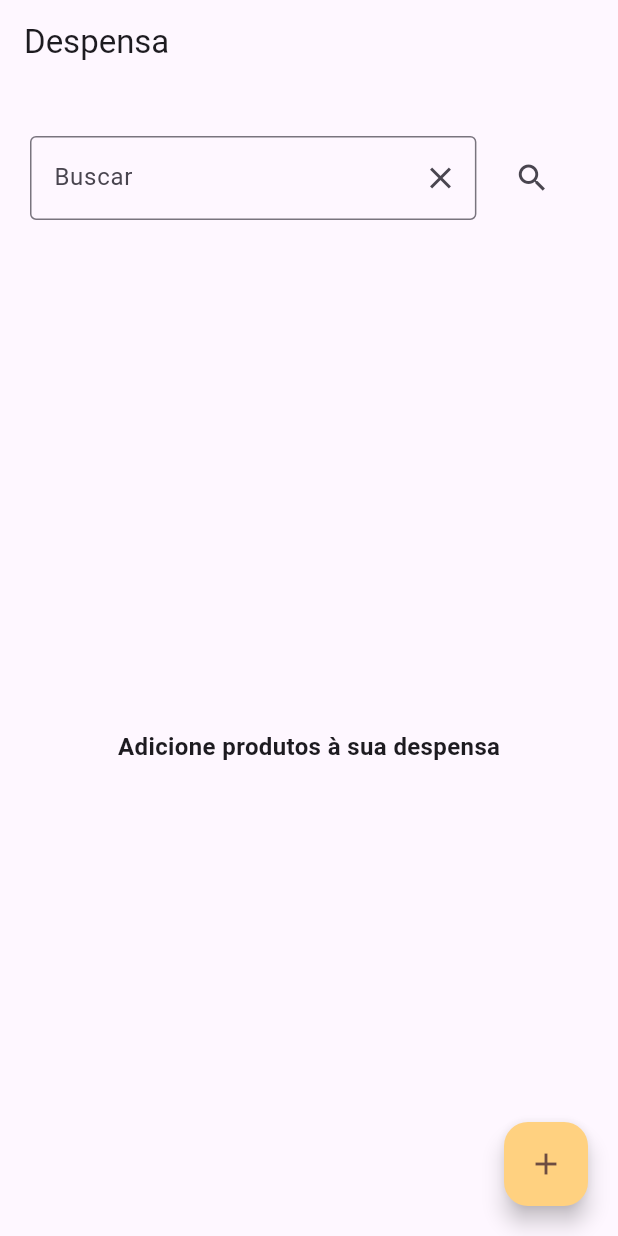
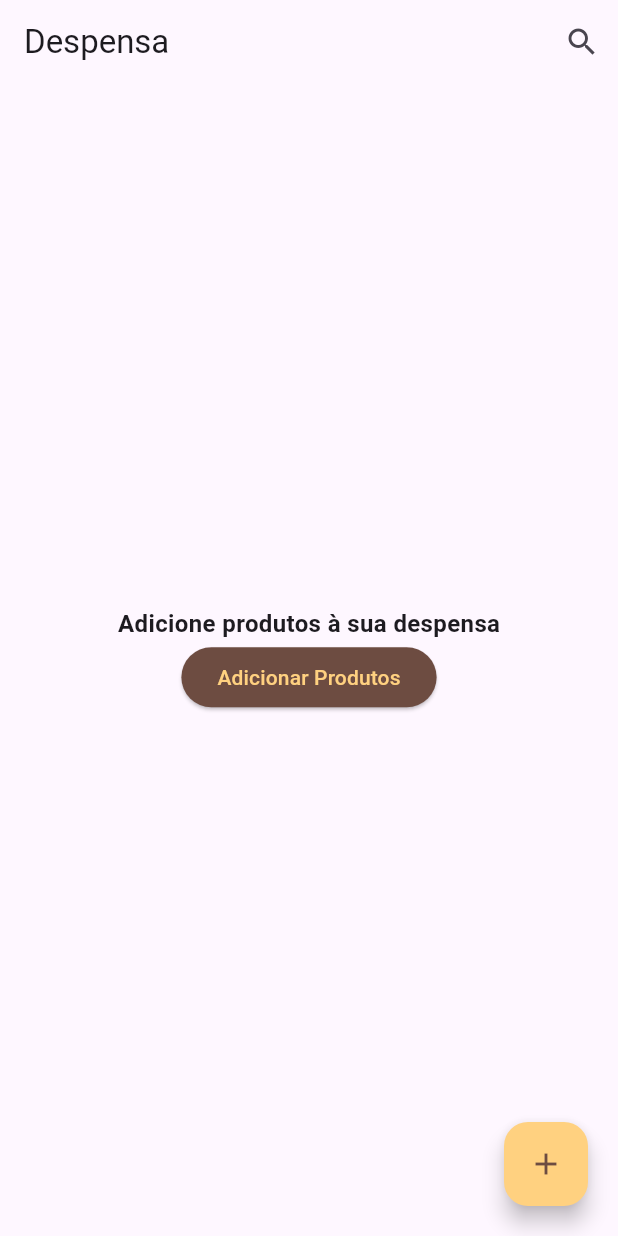
Before and after one commit to eryckkazeker/despensa, a Flutter app: the screen it shows after launch, on a phone screen of 412 x 824 dp. Run offline on Flutter 3.47's test engine with Material 3 defaults, Android fonts, the phone set to English and light mode, and no system bars; our stand-ins replace flutter_local_notifications, numberpicker, sqflite, timezone; missing offline and left inert: mobile_scanner; accounts and stored records are empty.

Commit message:
feat(*): minor ux improvements

```diff
--- a/TODO.txt
+++ b/TODO.txt
@@ -1,5 +1,3 @@
-Selecionar produto numa lista de todos os produtos para abrir.
 Ter mais feedback para o usuario
 Gerar lista de compras
 Coletar preços de produtos
-Criar chave estrangeira na tabela de notificações
--- a/despensa/lib/view/new_main_menu.dart
+++ b/despensa/lib/view/new_main_menu.dart
@@ -6,6 +6,7 @@ import 'package:despensa/database/product_dao.dart';
 import 'package:despensa/models/product.dart';
 import 'package:despensa/models/scan_mode.dart';
 import 'package:despensa/services/product_service.dart';
+import 'package:despensa/util/dialog_manager.dart';
 import 'package:despensa/view/scanner_screen.dart';
 import 'package:flutter/material.dart';
 
@@ -22,6 +23,7 @@ class _NewMainMenuState extends State<NewMainMenu> {
   List<Product>? _products;
 
   ProductService _productService;
+  bool _isSearchEnabled = false;
 
   _NewMainMenuState(this._productService);
 
@@ -52,19 +54,25 @@ class _NewMainMenuState extends State<NewMainMenu> {
     return Scaffold(
       appBar: AppBar(
         title: Text('Despensa'),
+        actions: [
+          IconButton(
+              onPressed: () {
+                setState(() {
+                  this._isSearchEnabled = true;
+                });
+              },
+              icon: Icon(Icons.search))
+        ],
       ),
       body: Stack(
         children: [
           Column(
             children: [
+              if (_isSearchEnabled)
                 Expanded(
                     flex: 15,
                     child: Container(
                         padding: EdgeInsets.only(right: 20, left: 20, top: 10),
-                    child: Row(
-                      children: [
-                        Expanded(
-                            flex: 8,
                         child: TextField(
                           controller: _searchController,
                           onSubmitted: (value) => filterList(value),
@@ -73,24 +81,15 @@ class _NewMainMenuState extends State<NewMainMenu> {
                                   onPressed: () {
                                     _searchController.clear();
                                     filterList("");
+                                    setState(() {
+                                      this._isSearchEnabled = false;
+                                    });
                                   },
                                   icon: Icon(Icons.clear_outlined)),
                               border: OutlineInputBorder(),
                               labelText: 'Buscar'),
-                            )),
-                        Expanded(
-                            flex: 2,
-                            child: IconButton(
-                                onPressed: () =>
-                                    filterList(_searchController.text),
-                                icon: Icon(Icons.search)))
-                      ],
-                    ),
-                  )),
-              Expanded(
-                flex: 85,
-                child: productList()
-              )
+                        ))),
+              Expanded(flex: 85, child: productList())
             ],
           ),
           // Overlay button to add products
@@ -112,12 +111,22 @@ class _NewMainMenuState extends State<NewMainMenu> {
   Widget productList() {
     if (this._products == null || this._products!.length == 0) {
       return Center(
-        child: Text('Adicione produtos à sua despensa',
-        style: TextStyle(
-          fontWeight: FontWeight.bold,
-          fontSize: 16.0
-        ))
-      );
+          child: Container(
+        child: Column(
+          mainAxisAlignment: MainAxisAlignment.center,
+          children: [
+            Text('Adicione produtos à sua despensa',
+                style: TextStyle(fontWeight: FontWeight.bold, fontSize: 16.0)),
+            ElevatedButton(
+              onPressed: () => _insertProduct(context),
+              child: Text('Adicionar Produtos'),
+              style: ButtonStyle(
+                  backgroundColor: MaterialStatePropertyAll<Color>(
+                      Theme.of(context).colorScheme.secondary)),
+            )
+          ],
+        ),
+      ));
     }
 
     return ListView.builder(
@@ -128,7 +137,6 @@ class _NewMainMenuState extends State<NewMainMenu> {
         return ProductListTile(item, _openProduct, _discardProduct);
       },
     );
-
   }
 
   void _insertProduct(context) {
@@ -137,10 +145,8 @@ class _NewMainMenuState extends State<NewMainMenu> {
         MaterialPageRoute(
             builder: (context) => Scanner(
                 ScanMode.insertProduct,
-                ScannerScreenController(EanInfoDao(),
-                                        ProductDao(),
-                                        ProductService(ProductDao(),
-                                                      NotificationDao()),
+                ScannerScreenController(EanInfoDao(), ProductDao(),
+                    ProductService(ProductDao(), NotificationDao()),
                     saveProductCallback: this._loadProducts))));
   }
 
@@ -169,17 +175,27 @@ class _NewMainMenuState extends State<NewMainMenu> {
     });
   }
 
-  void _openProduct(Product p) {
+  void _openProduct(Product p) async {
+    var confirmation = await DialogManager.showConfirmationDialog(context, 'Atenção', 'Abrir o produto ${p.eanInfo!.description}?');
+
+    if (confirmation != null && confirmation) {
       this
         ._productService
         .openProduct(p, context)
         .then((value) => _loadProducts());
     }
 
-  void _discardProduct(Product p) {
+  }
+
+  void _discardProduct(Product p) async {
+    var confirmation = await DialogManager.showConfirmationDialog(context, 'Atenção', 'Desacartar o produto ${p.eanInfo!.description}?');
+
+    if (confirmation != null && confirmation) {
       this
         ._productService
         .discardProduct(p, context)
         .then((value) => this._loadProducts());
     }
+
   }
+}
```
Also changed, not shown: despensa/lib/util/dialog_manager.dart (+37 -5 lines). Lines whose indentation alone changed are shown as unchanged.
